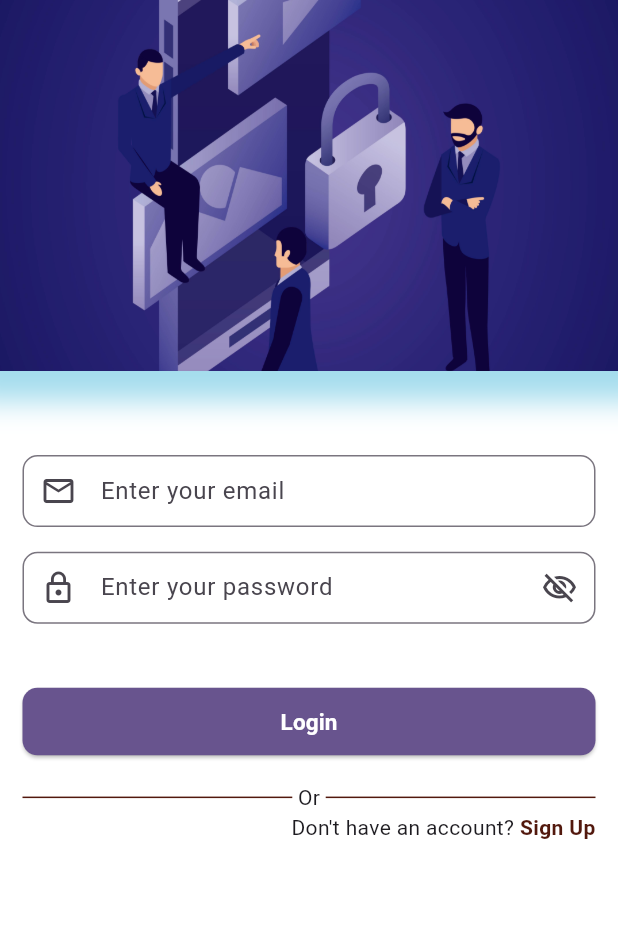
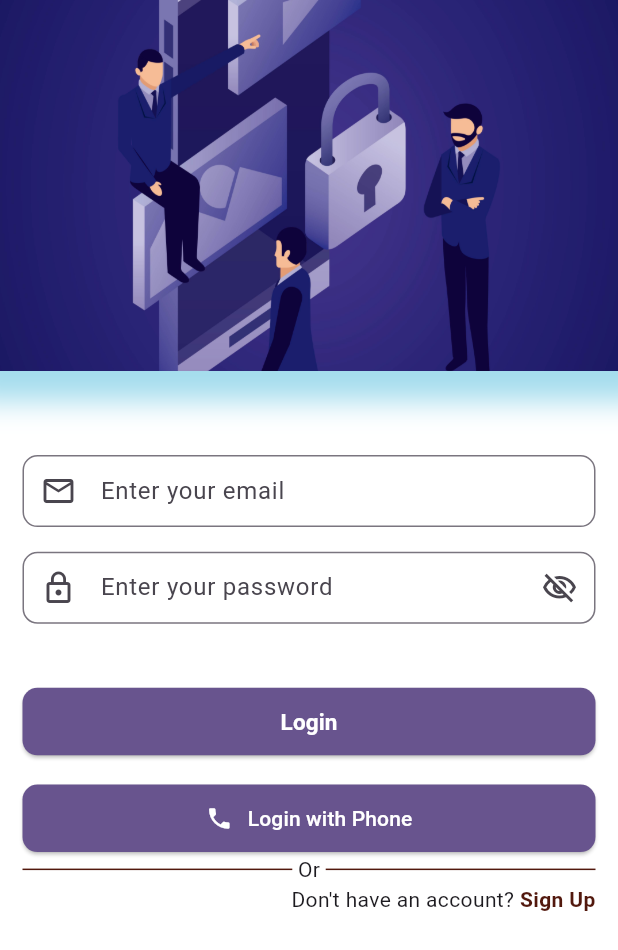
Before and after one commit to Shahin4292/chat-app, a Flutter app: the screen it shows after launch, on a phone screen of 412 x 824 dp. Shown: the top 950 px of the screen. Run offline on Flutter 3.47's test engine with Material 3 defaults, Android fonts, the phone set to English and light mode, and no system bars; our stand-ins replace cloud_firestore, firebase_auth, firebase_core, get, intl_phone_field; accounts and stored records are empty.

Commit message:
successfully phone verification added done

```diff
--- a/lib/auth/screens/login_screen.dart
+++ b/lib/auth/screens/login_screen.dart
@@ -1,5 +1,6 @@
 import 'package:chat_app/auth/controller/auth_controller.dart';
 import 'package:chat_app/auth/repository/auth_repo.dart';
+import 'package:chat_app/auth/screens/phone_auth_screen.dart';
 import 'package:chat_app/base/custom_button.dart';
 import 'package:chat_app/home/screens/home_screen.dart';
 import 'package:chat_app/utils/app_color.dart';
@@ -112,6 +113,33 @@ class _LoginScreenState extends State<LoginScreen> {
 
                 SizedBox(height: height * 0.02),
 
+                CustomButton(
+                  onTap: () {
+                    showDialog(
+                      context: context,
+                      builder: (context){
+                        return Dialog(
+                          shape: RoundedRectangleBorder(borderRadius: BorderRadius.circular(10),),
+                          child: Container(
+                            padding: EdgeInsets.symmetric(horizontal: 15, vertical: 10),
+                            width: MediaQuery.sizeOf(context).width * 0.8,
+                            child: PhoneAuthScreen(),
+                          ),
+                        );
+                      }
+                    );
+
+                  },
+                  child: Row(
+                    mainAxisAlignment: .center,
+                    children: [
+                      Icon(Icons.phone, color: Colors.white,),
+                      SizedBox(width: 10),
+                      Text('Login with Phone', style: TextStyle(color: Colors.white),),
+                    ],
+                  ),
+                ),
+
                 Row(
                   children: [
                     Expanded(child: Container(
@@ -125,6 +153,9 @@ class _LoginScreenState extends State<LoginScreen> {
                       height: 1,
                       color: AppColor.primaryColor,
                     )),
+
+                    SizedBox(height: height * 0.02),
+
                   ],
                 ),
 
--- a/lib/auth/screens/phone_auth_screen.dart
+++ b/lib/auth/screens/phone_auth_screen.dart
@@ -58,7 +58,7 @@ class _PhoneAuthScreenState extends State<PhoneAuthScreen> {
             CustomButton(
               text: 'Send OTP',
               onTap: () {
-                String phoneNumber = '$countryCode${phoneController.text.trim()}';
+                final phoneNumber = '$countryCode${phoneController.text.trim()}';
                 _authController.sendVerificationCode(phoneNumber: phoneNumber, context: context);
               },)
 
--- a/lib/base/custom_button.dart
+++ b/lib/base/custom_button.dart
@@ -2,28 +2,39 @@ import 'package:flutter/material.dart';
 
 class CustomButton extends StatelessWidget {
   final VoidCallback? onTap;
-  final String text;
+  final String? text;
   final Color? color;
+  final Widget? child;
 
-  const CustomButton({super.key, this.onTap, required this.text, this.color});
+  const CustomButton({
+    super.key,
+    this.onTap,
+    this.text,
+    this.color,
+    this.child,
+  });
 
   @override
   Widget build(BuildContext context) {
     return ElevatedButton(
       onPressed: onTap,
       style: ElevatedButton.styleFrom(
-        minimumSize: Size(double.maxFinite, 45),
+        minimumSize: const Size(double.maxFinite, 45),
         backgroundColor: color ?? Theme.of(context).primaryColor,
         shape: RoundedRectangleBorder(
           borderRadius: BorderRadius.circular(10),
         ),
-        padding: EdgeInsets.symmetric(horizontal: 20, vertical: 12),
+        padding: const EdgeInsets.symmetric(horizontal: 20, vertical: 12),
       ),
-      child: Text(text, style: TextStyle(
-        fontSize: 15,
-        fontWeight: FontWeight.w600,
-        color: Colors.white
-      )),
+      child: child ??
+          Text(
+            text!,
+            style: const TextStyle(
+              fontSize: 15,
+              fontWeight: FontWeight.w600,
+              color: Colors.white,
+            ),
+          ),
     );
   }
 }
--- a/pubspec.yaml
+++ b/pubspec.yaml
@@ -38,6 +38,7 @@ dependencies:
   firebase_core: ^4.4.0
   firebase_auth: ^6.1.4
   cloud_firestore: ^6.1.2
+  intl_phone_field: ^3.2.0
 
 dev_dependencies:
   flutter_test:
```
Also changed, not shown: lib/auth/controller/auth_controller.dart (+69 -0 lines), lib/auth/repository/auth_repo.dart (+11 -9 lines), lib/auth/screens/otp_screen.dart (added, +70 -0 lines), pubspec.lock.
